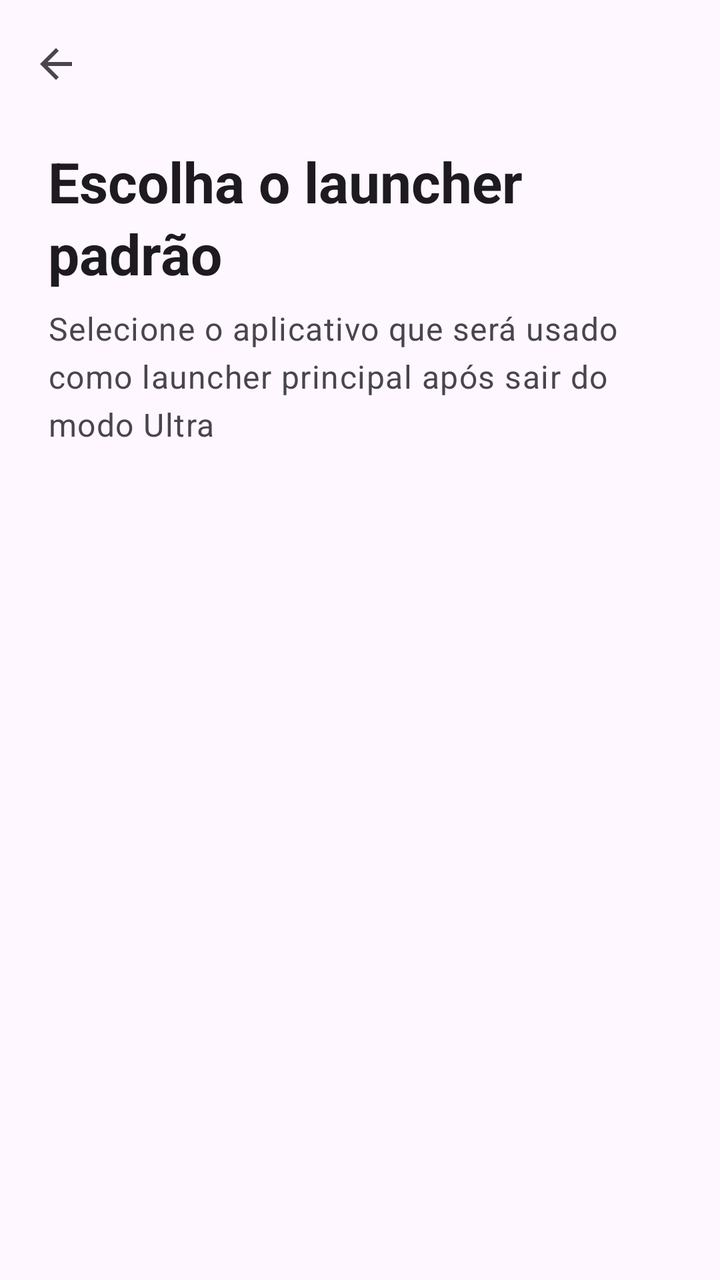
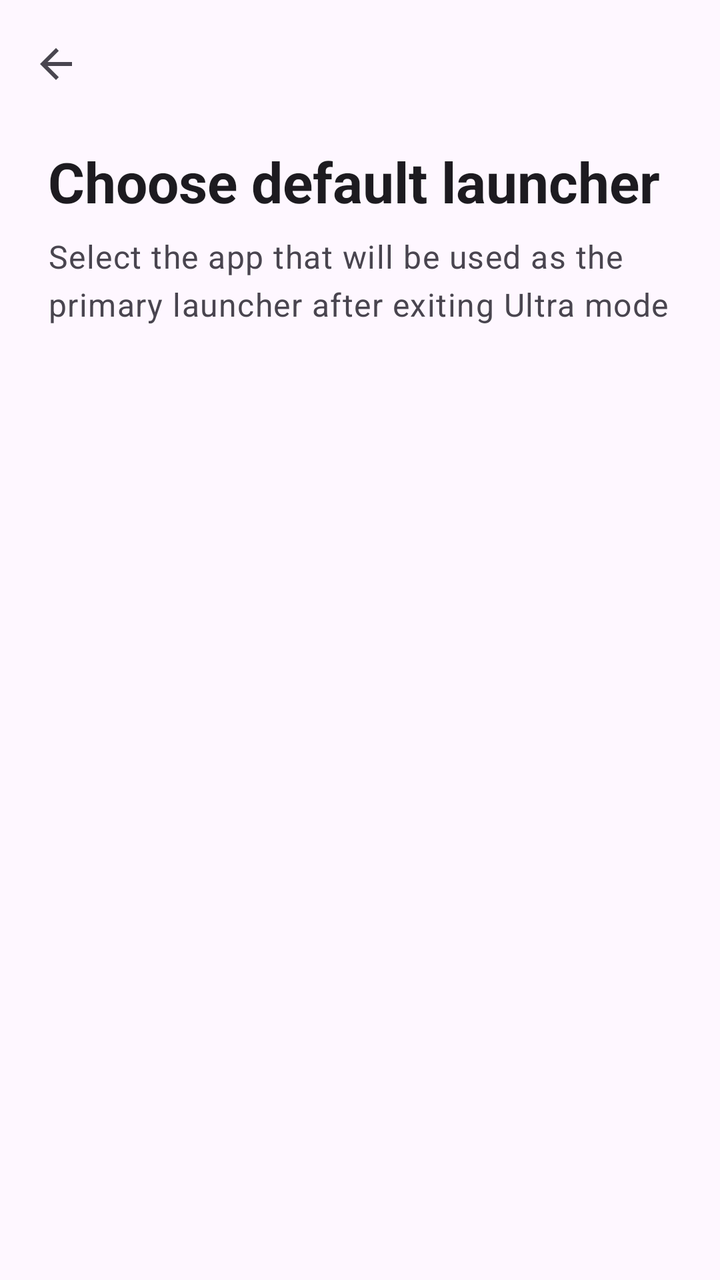

An Android layout rendered at two revisions. The XML below is the earlier revision; the diff shows what the commit changed to produce the second picture.
<!-- AndroidManifest.xml: application theme Theme.GerenciamentoDeEnergia -->
<!-- res/layout/activity_launcher_selection.xml -->
<?xml version="1.0" encoding="utf-8"?>
<androidx.coordinatorlayout.widget.CoordinatorLayout
    xmlns:android="http://schemas.android.com/apk/res/android"
    xmlns:app="http://schemas.android.com/apk/res-auto"
    android:layout_width="match_parent"
    android:layout_height="match_parent"
    android:fitsSystemWindows="true"
    android:background="?android:attr/colorBackground">

    <com.google.android.material.appbar.AppBarLayout
        android:layout_width="match_parent"
        android:layout_height="wrap_content"
        android:fitsSystemWindows="true"
        android:background="@android:color/transparent"
        app:elevation="0dp">

        <com.google.android.material.appbar.CollapsingToolbarLayout
            android:id="@+id/collapsing_toolbar"
            android:layout_width="match_parent"
            android:layout_height="wrap_content"
            app:layout_scrollFlags="scroll|exitUntilCollapsed"
            app:contentScrim="?attr/colorSurface"
            android:background="@android:color/transparent"
            app:titleEnabled="false">

            
            <com.google.android.material.appbar.MaterialToolbar
                android:id="@+id/toolbar"
                android:layout_width="match_parent"
                android:layout_height="?attr/actionBarSize"
                app:navigationIcon="?attr/homeAsUpIndicator"
                android:background="@android:color/transparent"
                app:layout_collapseMode="pin" />

            <LinearLayout
                android:layout_width="match_parent"
                android:layout_height="wrap_content"
                android:orientation="vertical"
                android:paddingStart="24dp"
                android:paddingEnd="24dp"
                android:paddingTop="72dp"
                android:paddingBottom="24dp"
                app:layout_collapseMode="parallax">

                <TextView
                    android:layout_width="wrap_content"
                    android:layout_height="wrap_content"
                    android:text="Escolha o launcher padrão"
                    android:textAppearance="?attr/textAppearanceHeadlineMedium"
                    android:textColor="?android:attr/textColorPrimary"
                    android:textStyle="bold" />

                <TextView
                    android:layout_width="wrap_content"
                    android:layout_height="wrap_content"
                    android:layout_marginTop="8dp"
                    android:text="Selecione o aplicativo que será usado como launcher principal após sair do modo Ultra"
                    android:textAppearance="?attr/textAppearanceBodyLarge"
                    android:textColor="?android:attr/textColorSecondary" />
            </LinearLayout>

        </com.google.android.material.appbar.CollapsingToolbarLayout>

    </com.google.android.material.appbar.AppBarLayout>

    <androidx.recyclerview.widget.RecyclerView
        android:id="@+id/rv_launchers"
        android:layout_width="match_parent"
        android:layout_height="match_parent"
        android:clipToPadding="false"
        android:paddingTop="8dp"
        android:paddingStart="16dp"
        android:paddingEnd="16dp"
        android:paddingBottom="100dp"
        app:layout_behavior="@string/appbar_scrolling_view_behavior" />

</androidx.coordinatorlayout.widget.CoordinatorLayout>
<!-- resources referenced by this layout -->
<resources>
  <style name="Theme.GerenciamentoDeEnergia" parent="Theme.Material3.DayNight.NoActionBar">
          <item name="colorPrimary">@color/purple_500</item>
          <item name="colorPrimaryVariant">@color/purple_700</item>
          <item name="colorOnPrimary">@color/white</item>
          <item name="colorSecondary">@color/teal_200</item>
          <item name="colorSecondaryVariant">@color/teal_700</item>
          <item name="colorOnSecondary">@color/black</item>
          <item name="android:statusBarColor">?attr/colorPrimaryVariant</item>
      </style>
  <color name="purple_500">#FF6200EE</color>
  <color name="purple_700">#FF3700B3</color>
  <color name="white">#FFFFFFFF</color>
  <color name="teal_200">#FF03DAC5</color>
  <color name="teal_700">#FF018786</color>
  <color name="black">#FF000000</color>
</resources>

<!-- the commit's change to res/layout/activity_launcher_selection.xml (unified diff, before → after) -->
@@ -45,7 +45,7 @@
                 <TextView
                     android:layout_width="wrap_content"
                     android:layout_height="wrap_content"
-                    android:text="Escolha o launcher padrão"
+                    android:text="@string/launcher_selection_activity_title"
                     android:textAppearance="?attr/textAppearanceHeadlineMedium"
                     android:textColor="?android:attr/textColorPrimary"
                     android:textStyle="bold" />
@@ -54,7 +54,7 @@
                     android:layout_width="wrap_content"
                     android:layout_height="wrap_content"
                     android:layout_marginTop="8dp"
-                    android:text="Selecione o aplicativo que será usado como launcher principal após sair do modo Ultra"
+                    android:text="@string/launcher_selection_activity_subtitle"
                     android:textAppearance="?attr/textAppearanceBodyLarge"
                     android:textColor="?android:attr/textColorSecondary" />
             </LinearLayout>
<!-- resource entries referenced after the edit -->
@@ -1,5 +1,7 @@
 <!-- resources referenced by this layout -->
 <resources>
+  <string name="launcher_selection_activity_subtitle">Select the app that will be used as the primary launcher after exiting Ultra mode</string>
+  <string name="launcher_selection_activity_title">Choose default launcher</string>
   <style name="Theme.GerenciamentoDeEnergia" parent="Theme.Material3.DayNight.NoActionBar">
           <item name="colorPrimary">@color/purple_500</item>
           <item name="colorPrimaryVariant">@color/purple_700</item>
